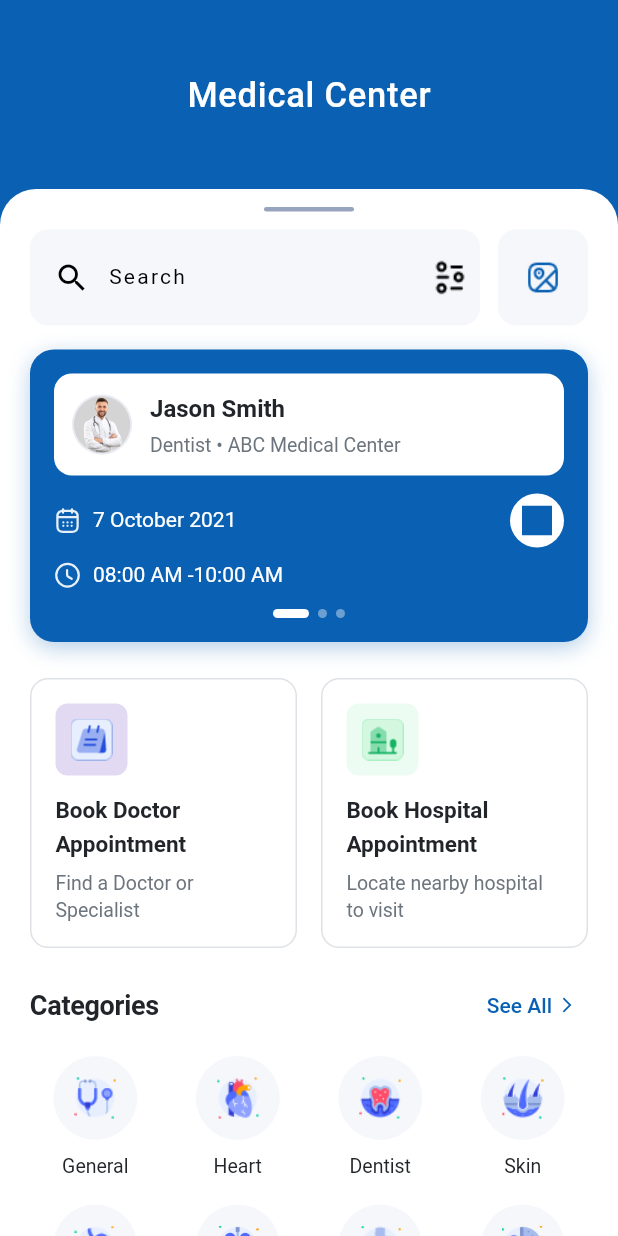
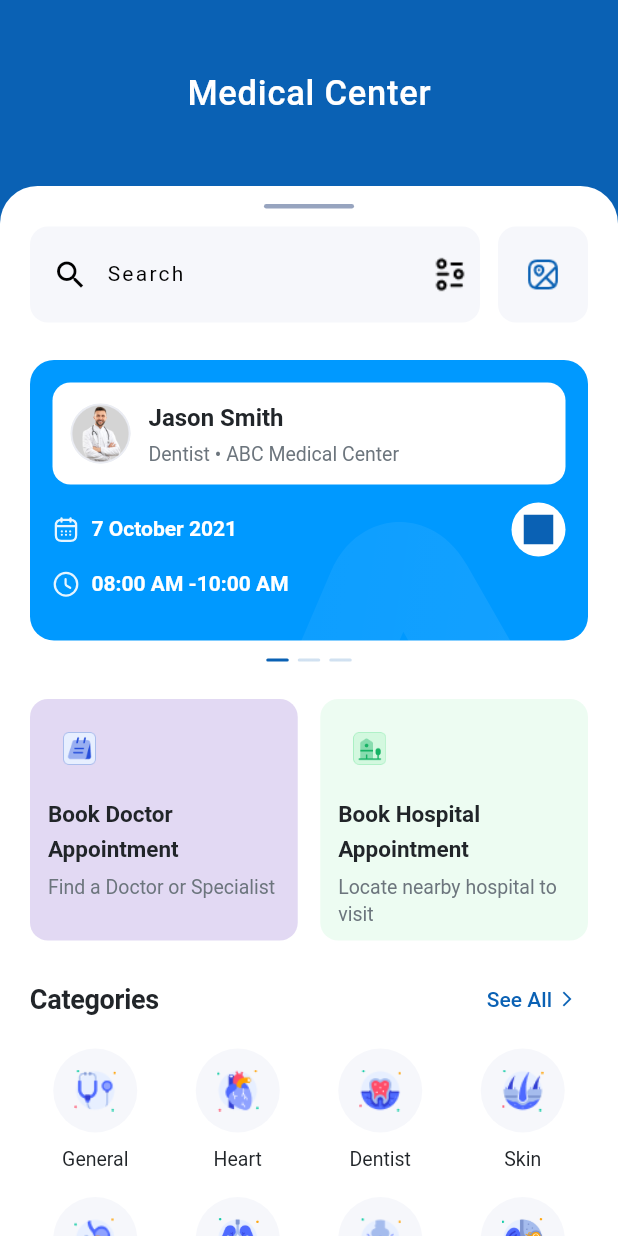
Before and after one commit to Teewhydot/paxform_project, a Flutter app: the screen it shows after launch, on a phone screen of 412 x 824 dp. Run offline on Flutter 3.47's test engine with Material 3 defaults, Android fonts, the phone set to English and light mode, and no system bars; our stand-ins replace flutter_svg; Roboto replaces fonts that are missing (Public Sans).

Commit message:
Begun work on the appointment card on the dashboard.

```diff
--- a/lib/core/constants/app_assets.dart
+++ b/lib/core/constants/app_assets.dart
@@ -22,6 +22,9 @@ class AppAssets {
 
   /// Time/clock icon
   static const String timeSvg = '$_svgsPath/time.svg';
+
+  /// Vector SVG
+  static const String vectorSvg = '$_svgsPath/vector.svg';
 
   // Category Icons (PNG)
   /// Bone category icon
@@ -50,10 +53,12 @@ class AppAssets {
 
   // Action/Feature Icons (PNG)
   /// Doctor appointment booking icon
-  static const String doctorAppointmentPng = '$_pngsPath/doctor_appointment.png';
+  static const String doctorAppointmentPng =
+      '$_pngsPath/doctor_appointment.png';
 
   /// Hospital appointment booking icon
-  static const String hospitalAppointmentPng = '$_pngsPath/hospital_appointment.png';
+  static const String hospitalAppointmentPng =
+      '$_pngsPath/hospital_appointment.png';
 
   /// Filter icon for search
   static const String filterPng = '$_pngsPath/filter.png';
@@ -70,7 +75,8 @@ class AppAssets {
 
   // Location/Building Images (PNG)
   /// Medical center building image
-  static const String nearestMedicalCenterPng = '$_pngsPath/nearest_medical_center.png';
+  static const String nearestMedicalCenterPng =
+      '$_pngsPath/nearest_medical_center.png';
 
   // UI Icons (PNG)
   /// Date icon
--- a/lib/core/theme/app_spacing.dart
+++ b/lib/core/theme/app_spacing.dart
@@ -21,7 +21,7 @@ class AppSpacing {
   /// Large spacing - 16px
   /// Usage: Standard padding, card padding, element gaps
   /// Figma: 16px
-  static const double lg = 16.0;
+  static const double lg = 15.0;
 
   /// Extra large spacing - 20px
   /// Usage: Section gaps, large padding
@@ -31,7 +31,7 @@ class AppSpacing {
   /// 2X large spacing - 24px
   /// Usage: Major section gaps, screen padding
   /// Figma: 24px
-  static const double xxl = 24.0;
+  static const double xxl = 25.0;
 
   /// 3X large spacing - 32px
   /// Usage: Large section breaks
--- a/lib/features/medical_center/presentation/pages/medical_center_home_page.dart
+++ b/lib/features/medical_center/presentation/pages/medical_center_home_page.dart
@@ -63,7 +63,7 @@ class MedicalCenterHomePage extends StatelessWidget {
                         ),
                       ),
 
-                      const SizedBox(height: AppSpacing.lg),
+                      const SizedBox(height: AppSpacing.xxl),
 
                       // Current appointment card
                       Padding(
--- a/lib/features/medical_center/presentation/widgets/action_button_widget.dart
+++ b/lib/features/medical_center/presentation/widgets/action_button_widget.dart
@@ -1,5 +1,4 @@
 import 'package:flutter/material.dart';
-import '../../../../core/theme/app_colors.dart';
 import '../../../../core/theme/app_spacing.dart';
 import '../../../../core/theme/app_typography.dart';
 
@@ -29,15 +28,13 @@ class ActionButtonWidget extends StatelessWidget {
         AppSpacing.radiusMedium, // Figma: 12px radius
       ),
       child: Container(
-        padding: const EdgeInsets.all(AppSpacing.lg), // Figma: 16px padding
+        height: 161,
+        width: 160,
+        padding: const EdgeInsets.all(AppSpacing.md), // Figma: 16px padding
         decoration: BoxDecoration(
-          color: AppColors.backgroundWhite, // Figma: White background
+          color: backgroundColor, // Figma: White background
           borderRadius: BorderRadius.circular(
             AppSpacing.radiusMedium, // Figma: 12px radius
-          ),
-          border: Border.all(
-            color: AppColors.border, // Figma: Light gray border
-            width: 1,
           ),
         ),
         child: Column(
@@ -46,8 +43,8 @@ class ActionButtonWidget extends StatelessWidget {
           children: [
             // Icon container
             Container(
-              width: 48, // Figma: ~48px
-              height: 48, // Figma: ~48px
+              width: 42, // Figma: ~48px
+              height: 42, // Figma: ~48px
               decoration: BoxDecoration(
                 color: backgroundColor, // Figma: Colored background
                 borderRadius: BorderRadius.circular(
@@ -56,15 +53,11 @@ class ActionButtonWidget extends StatelessWidget {
               ),
               child: Padding(
                 padding: const EdgeInsets.all(10.0), // Figma: Padding for image
-                child: Image.asset(
-                  imagePath,
-                  fit: BoxFit.contain,
-                ),
+                child: Image.asset(imagePath, fit: BoxFit.contain),
               ),
             ),
 
             const SizedBox(height: AppSpacing.md), // Figma: 12px gap
-
             // Title
             Text(
               title,
@@ -76,7 +69,6 @@ class ActionButtonWidget extends StatelessWidget {
             ),
 
             const SizedBox(height: AppSpacing.xs), // Figma: 4px gap
-
             // Subtitle
             Text(
               subtitle,
--- a/lib/features/medical_center/presentation/widgets/appointment_card_widget.dart
+++ b/lib/features/medical_center/presentation/widgets/appointment_card_widget.dart
@@ -31,22 +31,30 @@ class AppointmentCardWidget extends StatelessWidget {
 
   @override
   Widget build(BuildContext context) {
-    return Container(
+    return Stack(
+      clipBehavior: Clip.none,
+      children: [
+        /// Vector SVG
+        Column(
+          children: [
+            Container(
               width: double.infinity,
-      padding: const EdgeInsets.all(AppSpacing.lg), // Figma: 16px padding
+              padding: const EdgeInsets.all(
+                AppSpacing.lg,
+              ), // Figma: 16px padding
               decoration: BoxDecoration(
-        color: AppColors.primaryBlue, // Figma: Blue background
+                color: AppColors.cardBlue, // Figma: Blue background
                 borderRadius: BorderRadius.circular(
                   AppSpacing.radiusLarge, // Figma: 16px radius
                 ),
-        boxShadow: [
-          BoxShadow(
-            color: AppColors.primaryBlue.withValues(alpha:0.3),
-            offset: const Offset(0, 4),
-            blurRadius: 12,
-            spreadRadius: 0,
-          ),
-        ],
+                // boxShadow: [
+                //   BoxShadow(
+                //     color: AppColors.primaryBlue,
+                //     offset: const Offset(0, 4),
+                //     blurRadius: 12,
+                //     spreadRadius: 0,
+                //   ),
+                // ],
               ),
               child: Column(
                 children: [
@@ -54,7 +62,8 @@ class AppointmentCardWidget extends StatelessWidget {
                   Container(
                     padding: const EdgeInsets.all(AppSpacing.md), // Figma: 12px
                     decoration: BoxDecoration(
-              color: AppColors.backgroundWhite, // Figma: White background
+                      color:
+                          AppColors.backgroundWhite, // Figma: White background
                       borderRadius: BorderRadius.circular(
                         AppSpacing.radiusMedium, // Figma: 12px radius
                       ),
@@ -67,10 +76,10 @@ class AppointmentCardWidget extends StatelessWidget {
                           backgroundColor: AppColors.backgroundGray,
                           backgroundImage: profileImageUrl != null
                               ? NetworkImage(profileImageUrl!)
-                      : AssetImage(AppAssets.person1Png) as ImageProvider,
+                              : AssetImage(AppAssets.person1Png)
+                                    as ImageProvider,
                         ),
                         const SizedBox(width: AppSpacing.md), // Figma: 12px gap
-
                         // Doctor name and details
                         Expanded(
                           child: Column(
@@ -78,7 +87,8 @@ class AppointmentCardWidget extends StatelessWidget {
                             children: [
                               Text(
                                 doctorName,
-                        style: AppTypography.bodyLarge, // Figma: Semi-bold, 16px
+                                style: AppTypography
+                                    .bodyLarge, // Figma: Semi-bold, 16px
                               ),
                               const SizedBox(height: 2),
                               Text(
@@ -95,7 +105,6 @@ class AppointmentCardWidget extends StatelessWidget {
                   ),
 
                   const SizedBox(height: AppSpacing.md), // Figma: 12px gap
-
                   // Date and time section
                   Row(
                     children: [
@@ -117,6 +126,7 @@ class AppointmentCardWidget extends StatelessWidget {
                               date,
                               style: AppTypography.bodySmall.copyWith(
                                 color: AppColors.textWhite,
+                                fontWeight: FontWeight.w600,
                               ), // Figma: Regular, 14px, white
                             ),
                           ],
@@ -126,12 +136,15 @@ class AppointmentCardWidget extends StatelessWidget {
                       // Navigation button
                       InkWell(
                         onTap: onNavigateTap,
-                borderRadius: BorderRadius.circular(AppSpacing.radiusCircular),
+                        borderRadius: BorderRadius.circular(
+                          AppSpacing.radiusCircular,
+                        ),
                         child: Container(
                           width: 36, // Figma: ~36px
                           height: 36, // Figma: ~36px
                           decoration: BoxDecoration(
-                    color: AppColors.backgroundWhite, // Figma: White background
+                            color: AppColors
+                                .backgroundWhite, // Figma: White background
                             shape: BoxShape.circle,
                           ),
                           child: Padding(
@@ -152,7 +165,6 @@ class AppointmentCardWidget extends StatelessWidget {
                   ),
 
                   const SizedBox(height: AppSpacing.sm), // Figma: 8px gap
-
                   // Time
                   Row(
                     children: [
@@ -170,14 +182,18 @@ class AppointmentCardWidget extends StatelessWidget {
                         time,
                         style: AppTypography.bodySmall.copyWith(
                           color: AppColors.textWhite,
+                          fontWeight: FontWeight.w600,
                         ), // Figma: Regular, 14px, white
                       ),
                     ],
                   ),
 
                   const SizedBox(height: AppSpacing.md), // Figma: 12px gap
-
                   // Pagination dots
+                ],
+              ),
+            ),
+            const SizedBox(height: AppSpacing.md), // Figma: 12px gap
             Row(
               mainAxisAlignment: MainAxisAlignment.center,
               children: [
@@ -190,17 +206,32 @@ class AppointmentCardWidget extends StatelessWidget {
             ),
           ],
         ),
+        Positioned(
+          bottom: -50,
+          left: -40,
+          right: 0,
+          child: SvgPicture.asset(
+            AppAssets.vectorSvg,
+            width: double.infinity,
+            height: 143,
+            fit: BoxFit.cover,
+          ),
+        ),
+      ],
     );
   }
 
   Widget _buildDot({required bool isActive}) {
     return Container(
-      width: isActive ? 24 : 6, // Figma: Active dot is wider
-      height: 6,
+      width: isActive ? 15 : 15, // Figma: Active dot is wider
+      height: 2,
       decoration: BoxDecoration(
         color: isActive
-            ? AppColors.textWhite // Figma: White for active
-            : AppColors.textWhite.withValues(alpha:0.4), // Figma: Transparent for inactive
+            ? AppColors
+                  .primaryBlue // Figma: White for active
+            : AppColors.primaryBlue.withValues(
+                alpha: 0.2,
+              ), // Figma: Transparent for inactive
         borderRadius: BorderRadius.circular(3),
       ),
     );
--- a/lib/features/medical_center/presentation/widgets/search_bar_widget.dart
+++ b/lib/features/medical_center/presentation/widgets/search_bar_widget.dart
@@ -101,7 +101,7 @@ class SearchBarWidget extends StatelessWidget {
         InkWell(
           onTap: onScanTapped,
           borderRadius: BorderRadius.circular(
-            AppSpacing.radiusSmall, // Figma: 8px radius
+            AppSpacing.radiusSmall,
           ),
           child: Container(
             width: 60,
```
Also changed, not shown: assets/vector.svg (added). Lines whose indentation alone changed are shown as unchanged.
